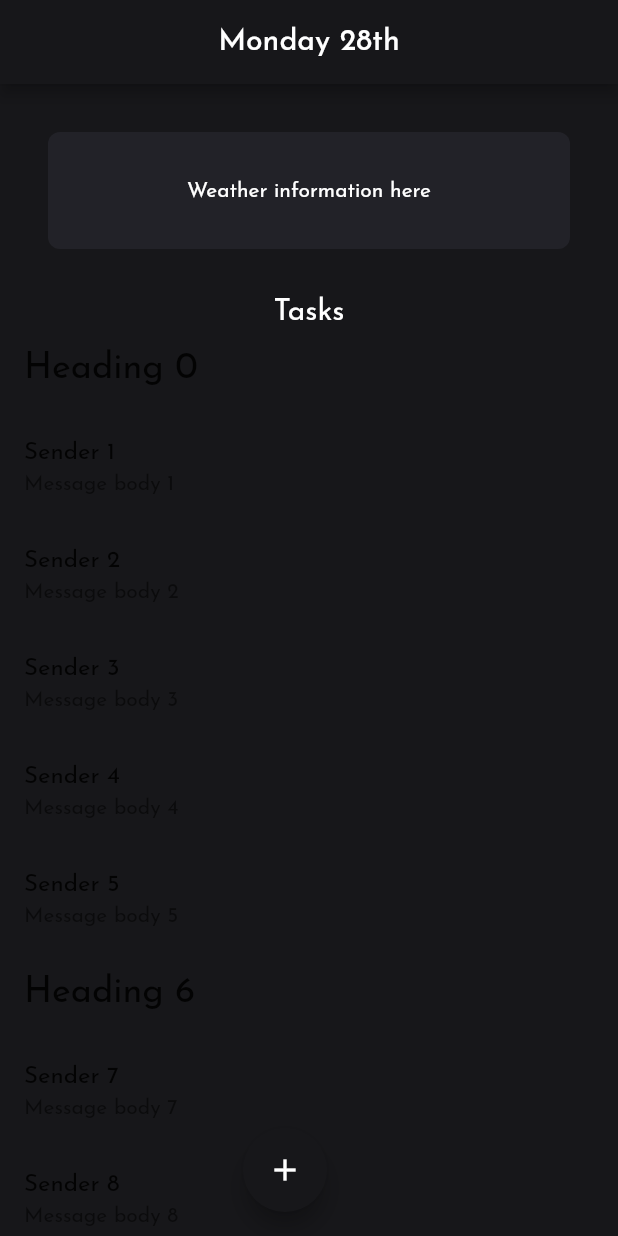
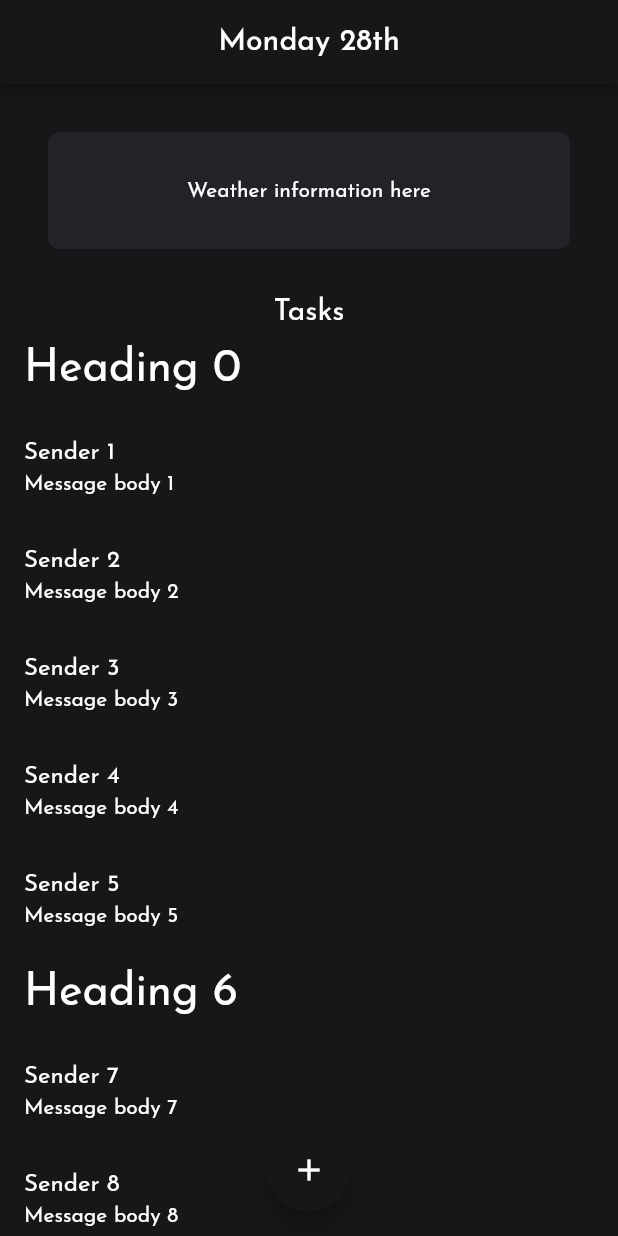
Before and after one commit to IanWambai/HydroIQToDo, a Flutter app: the screen it shows after launch, on a phone screen of 412 x 824 dp. Run offline on Flutter 3.47's test engine with Material 2 defaults, Android fonts, the phone set to English and light mode, and no system bars.

Commit message:
Floating Action Button
Center the floating action button for adding new tasks.

Signed-off-by: Ian Wambai <ianwambai@gmail.com>

```diff
--- a/lib/main.dart
+++ b/lib/main.dart
@@ -122,13 +122,11 @@ class _MyHomePageState extends State<MyHomePage> {
           ),
         ),
       ),
-      floatingActionButton: Align(
-        alignment: Alignment.bottomCenter,
-        child: FloatingActionButton(
-          onPressed: _incrementCounter,
-          tooltip: 'Increment',
-          child: Icon(Icons.add),
-        ),
+      floatingActionButtonLocation: FloatingActionButtonLocation.centerFloat,
+      floatingActionButton: FloatingActionButton(
+        onPressed: _incrementCounter,
+        tooltip: 'Increment',
+        child: Icon(Icons.add),
       ),
     );
   }
@@ -152,7 +150,10 @@ class HeadingItem implements ListItem {
   Widget buildTitle(BuildContext context) {
     return Text(
       heading,
-      style: Theme.of(context).textTheme.headline5,
+      style: TextStyle(
+        color: Colors.white,
+        fontSize: 30.0,
+      ),
     );
   }
 
@@ -166,7 +167,13 @@ class MessageItem implements ListItem {
 
   MessageItem(this.sender, this.body);
 
-  Widget buildTitle(BuildContext context) => Text(sender);
+  Widget buildTitle(BuildContext context) => Text(
+        sender,
+        style: TextStyle(color: Colors.white),
+      );
 
-  Widget buildSubtitle(BuildContext context) => Text(body);
+  Widget buildSubtitle(BuildContext context) => Text(
+        body,
+        style: TextStyle(color: Colors.white),
+      );
 }
```
